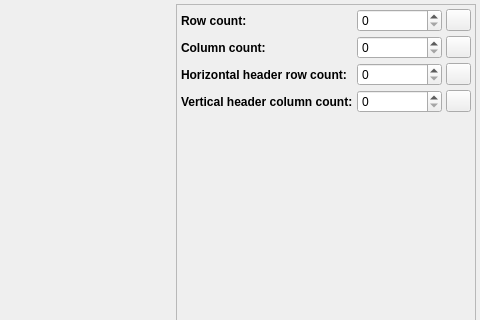
The window that src/controller/controllerdialog.ui (Gris87/Qt_FastTableWidget) describes before a commit, drawn with Qt 5; both pictures show x 544 to 1024 and y 0 to 320 of the 1024 by 768 pixel window.
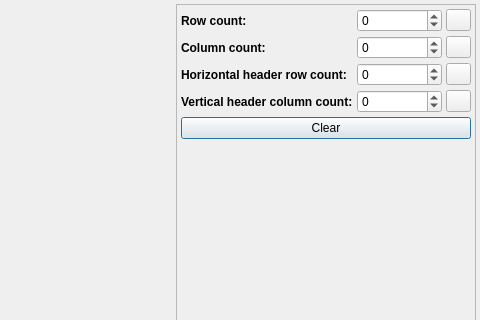
The same window after the commit. Icons and pictures are not drawn.

Commit message: New button in controller: Clear

Patch:
```diff
--- a/src/controller/controllerdialog.ui
+++ b/src/controller/controllerdialog.ui
@@ -96,7 +96,14 @@
           </widget>
          </item>
          <item row="0" column="1">
-          <widget class="QSpinBox" name="rowCountSpinBox"/>
+          <widget class="QSpinBox" name="rowCountSpinBox">
+           <property name="minimum">
+            <number>-1</number>
+           </property>
+           <property name="maximum">
+            <number>1000000</number>
+           </property>
+          </widget>
          </item>
          <item row="1" column="0">
           <widget class="QLabel" name="columnCountLabel">
@@ -156,13 +163,34 @@
           </widget>
          </item>
          <item row="1" column="1">
-          <widget class="QSpinBox" name="columnCountSpinBox"/>
+          <widget class="QSpinBox" name="columnCountSpinBox">
+           <property name="minimum">
+            <number>-1</number>
+           </property>
+           <property name="maximum">
+            <number>1000000</number>
+           </property>
+          </widget>
          </item>
          <item row="2" column="1">
-          <widget class="QSpinBox" name="horizontalHeaderRowCountSpinBox"/>
+          <widget class="QSpinBox" name="horizontalHeaderRowCountSpinBox">
+           <property name="minimum">
+            <number>-1</number>
+           </property>
+           <property name="maximum">
+            <number>1000000</number>
+           </property>
+          </widget>
          </item>
          <item row="3" column="1">
-          <widget class="QSpinBox" name="verticalHeaderColumnCountSpinBox"/>
+          <widget class="QSpinBox" name="verticalHeaderColumnCountSpinBox">
+           <property name="minimum">
+            <number>-1</number>
+           </property>
+           <property name="maximum">
+            <number>1000000</number>
+           </property>
+          </widget>
          </item>
          <item row="0" column="2">
           <widget class="QPushButton" name="rowCountButton">
@@ -246,6 +274,13 @@
          </item>
         </layout>
        </item>
+       <item>
+        <widget class="QPushButton" name="clearButton">
+         <property name="text">
+          <string>Clear</string>
+         </property>
+        </widget>
+       </item>
        <item>
         <spacer name="verticalSpacer">
          <property name="orientation">
```
The commit also changes 7 other files.
